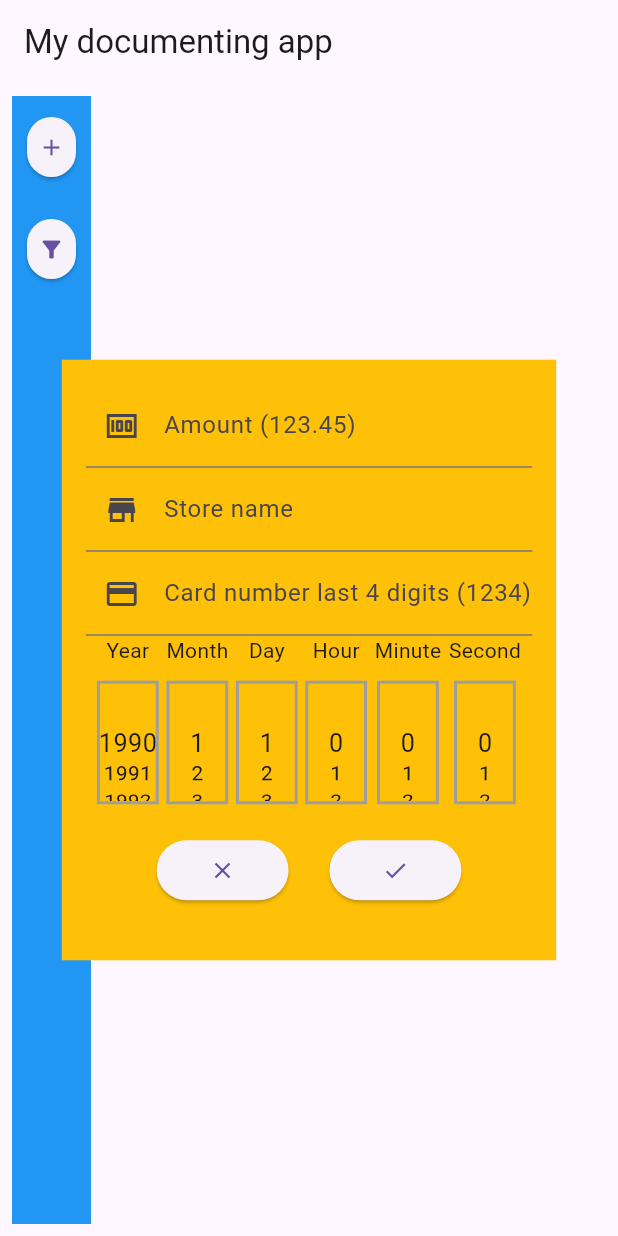
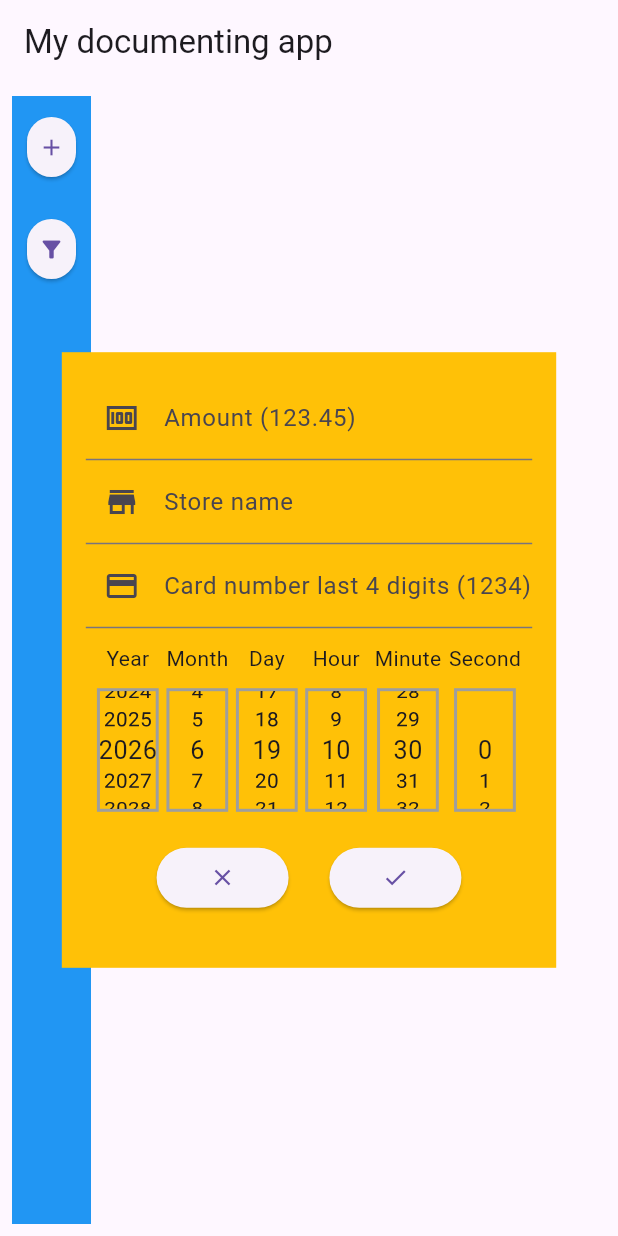
Before and after one commit to agf13/spending_docs, a Flutter app: the screen it shows after launch, after a tap on the "add" icon, on a phone screen of 412 x 824 dp. Run offline on Flutter 3.47's test engine with Material 3 defaults, Android fonts, the phone set to English and light mode, and no system bars; our stand-ins replace flutter_bloc.

Commit message:
Add .metada as well. Add scroll wheel initial position given the current time

```diff
--- a/lib/widgets/receipt_form.dart
+++ b/lib/widgets/receipt_form.dart
@@ -24,6 +24,15 @@ class _ReceiptFormState extends State<ReceiptForm> {
   final _storeNameTextController = TextEditingController();
   final _cardNumberTextController = TextEditingController();
 
+  late final FixedExtentScrollController _yearScrollController;
+  late final FixedExtentScrollController _monthScrollController;
+  late final FixedExtentScrollController _dayScrollController;
+  late final FixedExtentScrollController _hourScrollController;
+  late final FixedExtentScrollController _minuteScrollController;
+  late final FixedExtentScrollController _secondScrollController;
+
+  final _startYear = 1990;
+  final _numberYears = 50;
   int _year = 2000;
   int _month = 1;
   int _day = 1;
@@ -49,13 +58,11 @@ class _ReceiptFormState extends State<ReceiptForm> {
     _minute = currentDate.minute;
     _second = currentDate.second;
 
-    _years = List.generate(50, (index) {
-      return (1990 + index);
+    _years = List.generate(_numberYears, (index) {
+      return (_startYear + index);
     });
     _months = [1, 2, 3, 4, 5, 6, 7, 8, 9, 10, 11, 12];
-    _days = List.generate(getDaysInMonth(_year, _month), (index) {
-      return 1 + index;
-    });
+    _setListDays(); // Set the list of days
     _hours = List.generate(24, (index) {
       return index;
     });
@@ -65,6 +72,8 @@ class _ReceiptFormState extends State<ReceiptForm> {
     _seconds = List.generate(60, (index) {
       return index;
     });
+
+    _setWheelsInitialItems();
   }
 
   @override
@@ -105,6 +114,9 @@ class _ReceiptFormState extends State<ReceiptForm> {
               keyboardType: TextInputType.text,
               validationFunction: validateCardNumber,
             ),
+
+            // Spacer
+            const SizedBox(height: 10),
 
             // Picker
             _displayDatePicker(context),
@@ -175,9 +187,7 @@ class _ReceiptFormState extends State<ReceiptForm> {
       final amount = Conversion.textToDouble(_amountTextController.text);
       final storeName = _storeNameTextController.text;
       final cardNumber = _cardNumberTextController.text;
-      final date = DateTime.parse(
-        "$_year-$_month-$_day $_hour:$_minute:$_second",
-      );
+      final date = DateTime(_year, _month, _day, _hour, _minute, _second);
 
       if (amount == null) return;
 
@@ -201,7 +211,14 @@ class _ReceiptFormState extends State<ReceiptForm> {
       mainAxisAlignment: MainAxisAlignment.center,
       children: [
         // Year wheel
-        wheelPicker(items: _years, title: 'Year', width: width, height: height),
+        wheelPicker(
+          items: _years,
+          title: 'Year',
+          width: width,
+          height: height,
+          onValueChanged: _onYearChanged,
+          controller: _yearScrollController,
+        ),
 
         // Spacer
         SizedBox(width: 5),
@@ -212,19 +229,35 @@ class _ReceiptFormState extends State<ReceiptForm> {
           title: 'Month',
           width: width,
           height: height,
+          onValueChanged: _onMonthChanged,
+          controller: _monthScrollController,
         ),
 
         // Spacer
         SizedBox(width: 5),
 
         // Day wheel
-        wheelPicker(items: _days, title: 'Day', width: width, height: height),
+        wheelPicker(
+          items: _days,
+          title: 'Day',
+          width: width,
+          height: height,
+          onValueChanged: _onDayChanged,
+          controller: _dayScrollController,
+        ),
 
         // Spacer
         SizedBox(width: 5),
 
         // Hour wheel
-        wheelPicker(items: _hours, title: 'Hour', width: width, height: height),
+        wheelPicker(
+          items: _hours,
+          title: 'Hour',
+          width: width,
+          height: height,
+          onValueChanged: _onHourChanged,
+          controller: _hourScrollController,
+        ),
 
         // Spacer
         SizedBox(width: 5),
@@ -235,6 +268,8 @@ class _ReceiptFormState extends State<ReceiptForm> {
           title: 'Minute',
           width: width,
           height: height,
+          onValueChanged: _onMinuteChanged,
+          controller: _minuteScrollController,
         ),
 
         // Spacer
@@ -246,6 +281,8 @@ class _ReceiptFormState extends State<ReceiptForm> {
           title: 'Second',
           width: width,
           height: height,
+          onValueChanged: _onSecondChanged,
+          controller: _secondScrollController,
         ),
       ],
     );
@@ -256,6 +293,8 @@ class _ReceiptFormState extends State<ReceiptForm> {
     required String title,
     required double width,
     required double height,
+    required void Function(int) onValueChanged,
+    required FixedExtentScrollController controller,
   }) {
     return Column(
       mainAxisAlignment: MainAxisAlignment.center,
@@ -273,11 +312,12 @@ class _ReceiptFormState extends State<ReceiptForm> {
             border: Border.all(color: Colors.grey, width: 2),
           ),
           child: ListWheelScrollView(
+            controller: controller,
             itemExtent: 20,
             useMagnifier: true,
             magnification: 1.2,
             onSelectedItemChanged: (index) {
-              print('$index - ${items[index]}');
+              onValueChanged(items[index]);
             },
             physics: const FixedExtentScrollPhysics(),
             children: items.map((element) {
@@ -289,7 +329,62 @@ class _ReceiptFormState extends State<ReceiptForm> {
     );
   }
 
-  int getDaysInMonth(int year, int month) {
-    return DateUtils.getDaysInMonth(year, month);
+  void _setWheelsInitialItems() {
+    final yearIndex = _getYearIndexInListOfAvailableYears(_year);
+    _yearScrollController = FixedExtentScrollController(initialItem: yearIndex);
+    _monthScrollController = FixedExtentScrollController(
+      initialItem: _month - 1,
+    );
+    _dayScrollController = FixedExtentScrollController(initialItem: _day - 1);
+    _hourScrollController = FixedExtentScrollController(initialItem: _hour);
+    _minuteScrollController = FixedExtentScrollController(initialItem: _minute);
+    _secondScrollController = FixedExtentScrollController(initialItem: _second);
+  }
+
+  void _setListDays() {
+    final daysInMonth = DateUtils.getDaysInMonth(_year, _month);
+
+    if (_day > daysInMonth) {
+      _day = daysInMonth;
+    }
+
+    final _newListDays = List.generate(daysInMonth, (index) {
+      return 1 + index;
+    });
+
+    setState(() {
+      _days = _newListDays;
+    });
+  }
+
+  void _onYearChanged(int newYear) {
+    _year = newYear;
+    _setListDays();
+  }
+
+  void _onMonthChanged(int newMonth) {
+    _month = newMonth;
+    _setListDays();
+  }
+
+  void _onDayChanged(int newDay) {
+    _day = newDay;
+  }
+
+  void _onHourChanged(int newHour) {
+    _hour = newHour;
+  }
+
+  void _onMinuteChanged(int newMinute) {
+    _minute = newMinute;
+  }
+
+  void _onSecondChanged(int newSecond) {
+    _second = newSecond;
+  }
+
+  int _getYearIndexInListOfAvailableYears(int year) {
+    if (year < _startYear || year > _startYear + _numberYears) return -1;
+    return year - _startYear;
   }
 }
```
Also changed, not shown: 1 other file.
